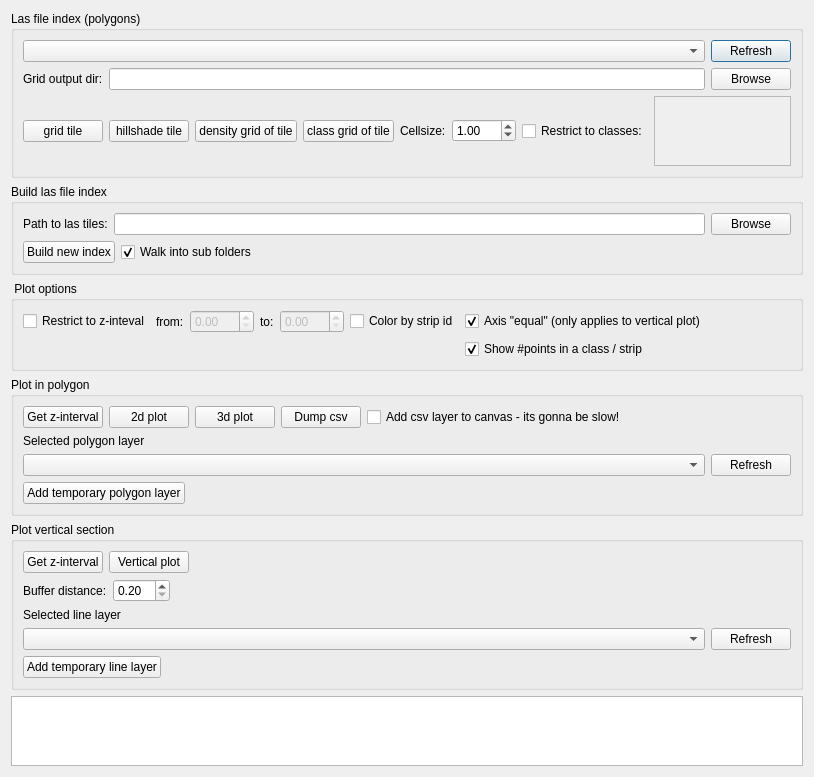
This is pcplot/Ui_PcPlot.ui in SDFIdk/DHMQC as Qt 5 draws it before an edit. The edited form follows.
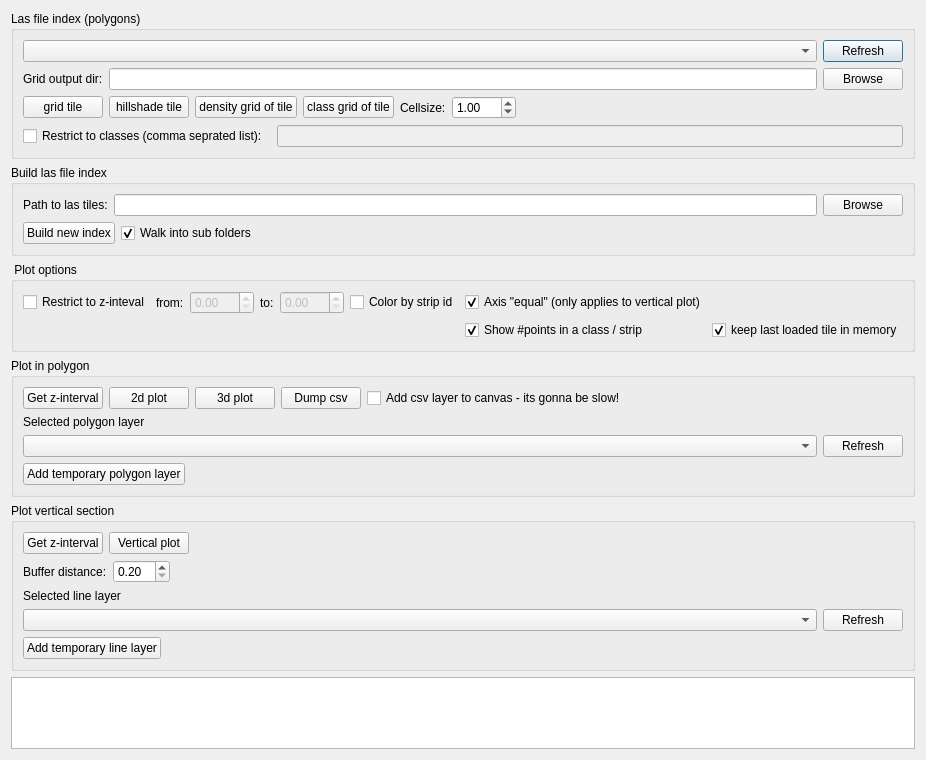
This is the edited form.

Commit message: pcplot now buffers last tile

The edit to the form file:
```diff
--- a/pcplot/Ui_PcPlot.ui
+++ b/pcplot/Ui_PcPlot.ui
@@ -7,7 +7,7 @@
     <x>0</x>
     <y>0</y>
     <width>814</width>
-    <height>710</height>
+    <height>760</height>
    </rect>
   </property>
   <property name="windowTitle">
@@ -140,35 +140,36 @@
          </widget>
         </item>
         <item>
+         <spacer name="horizontalSpacer_4">
+          <property name="orientation">
+           <enum>Qt::Horizontal</enum>
+          </property>
+          <property name="sizeHint" stdset="0">
+           <size>
+            <width>40</width>
+            <height>20</height>
+           </size>
+          </property>
+         </spacer>
+        </item>
+       </layout>
+      </item>
+      <item>
+       <layout class="QHBoxLayout" name="horizontalLayout_10">
+        <item>
          <widget class="QCheckBox" name="chb_restrict_class">
           <property name="text">
-           <string>Restrict to classes:</string>
+           <string>Restrict to classes (comma seprated list): </string>
           </property>
          </widget>
         </item>
         <item>
-         <widget class="QListWidget" name="lw_classes">
+         <widget class="QLineEdit" name="txt_classes">
           <property name="enabled">
            <bool>false</bool>
           </property>
-          <property name="selectionMode">
-           <enum>QAbstractItemView::MultiSelection</enum>
-          </property>
          </widget>
         </item>
-        <item>
-         <spacer name="horizontalSpacer_4">
-          <property name="orientation">
-           <enum>Qt::Horizontal</enum>
-          </property>
-          <property name="sizeHint" stdset="0">
-           <size>
-            <width>40</width>
-            <height>20</height>
-           </size>
-          </property>
-         </spacer>
-        </item>
        </layout>
       </item>
      </layout>
@@ -328,6 +329,19 @@
         </property>
        </widget>
       </item>
+      <item row="1" column="10">
+       <widget class="QCheckBox" name="chb_buffer_in_mem">
+        <property name="toolTip">
+         <string>Will use memory but speed thing up a lot!</string>
+        </property>
+        <property name="text">
+         <string>keep last loaded tile in memory</string>
+        </property>
+        <property name="checked">
+         <bool>true</bool>
+        </property>
+       </widget>
+      </item>
      </layout>
     </widget>
    </item>
```
Left out of the diff: 32 changed lines with no effect on the pictures. The commit also changes 2 other files.
